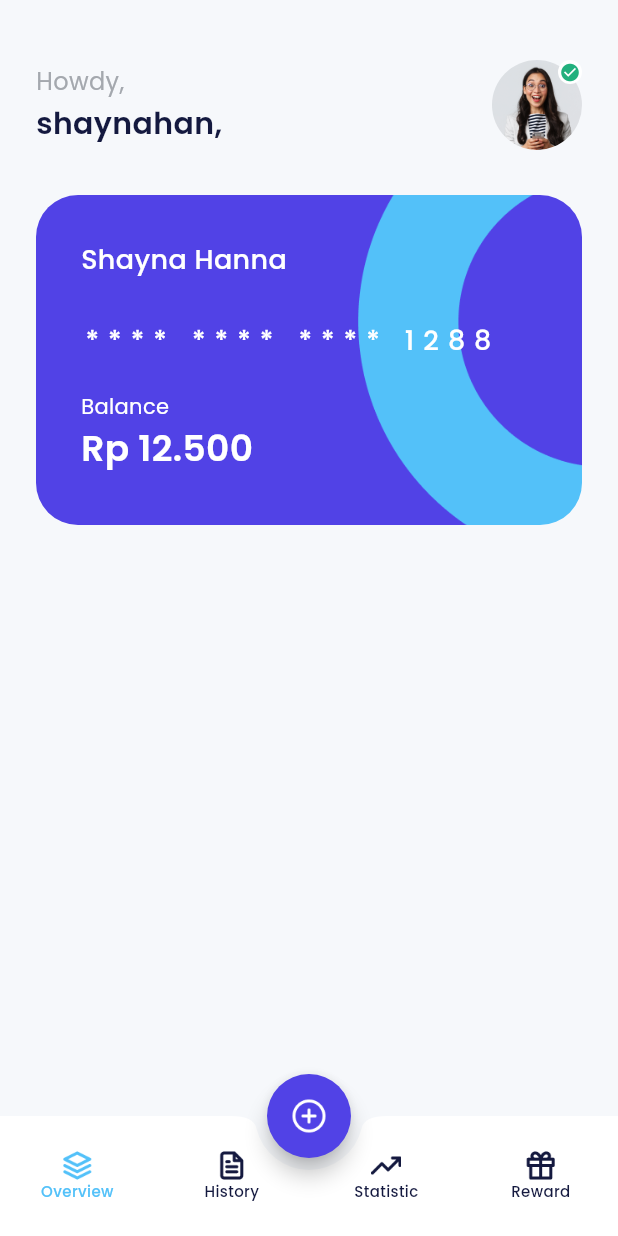
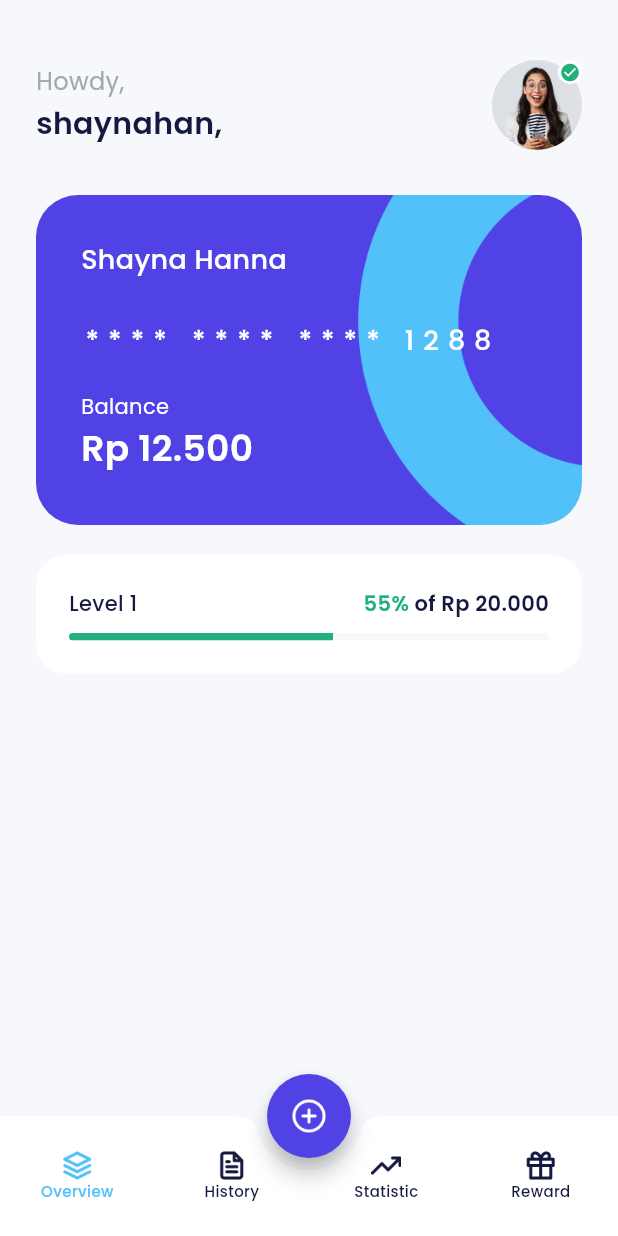
Before and after one commit to evairo176/bank_e, a Flutter app: the HomePage screen opened by its route, on a phone screen of 412 x 824 dp. Run offline on Flutter 3.47's test engine with Material 3 defaults, Android fonts, the phone set to English and light mode, and no system bars; our stand-ins replace carousel_slider, google_fonts.

Commit message:
feat: add build level section to home page

```diff
--- a/lib/ui/pages/home_page.dart
+++ b/lib/ui/pages/home_page.dart
@@ -1,4 +1,5 @@
 import 'package:ewallet/shared/theme.dart';
+import 'package:flutter/cupertino.dart';
 import 'package:flutter/material.dart';
 import 'package:flutter/widgets.dart';
 
@@ -83,6 +84,7 @@ class HomePage extends StatelessWidget {
         children: [
           buildProfile(),
           buildWalletCard(),
+          buildLevel(),
         ],
       ),
     );
@@ -201,4 +203,59 @@ class HomePage extends StatelessWidget {
       ),
     );
   }
+
+  Widget buildLevel() {
+    return Container(
+      margin: const EdgeInsets.only(
+        top: 20,
+      ),
+      padding: const EdgeInsets.all(22),
+      decoration: BoxDecoration(
+        borderRadius: BorderRadius.circular(20),
+        color: whiteColor,
+      ),
+      child: Column(
+        children: [
+          Row(
+            children: [
+              Text(
+                'Level 1',
+                style: blackTextStyle.copyWith(
+                  fontSize: 14,
+                  fontWeight: medium,
+                ),
+              ),
+              const Spacer(),
+              Text(
+                '55%',
+                style: greenTextStyle.copyWith(
+                  fontSize: 14,
+                  fontWeight: semiBold,
+                ),
+              ),
+              Text(
+                ' of Rp 20.000',
+                style: blackTextStyle.copyWith(
+                  fontSize: 14,
+                  fontWeight: semiBold,
+                ),
+              ),
+            ],
+          ),
+          const SizedBox(
+            height: 10,
+          ),
+          ClipRRect(
+            borderRadius: BorderRadius.circular(55),
+            child: LinearProgressIndicator(
+              minHeight: 5,
+              value: 0.55,
+              valueColor: AlwaysStoppedAnimation(greenColor),
+              backgroundColor: lightBackgroundColor,
+            ),
+          )
+        ],
+      ),
+    );
+  }
 }
```
